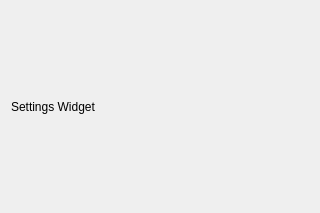
Old version of the form cbcui/ui/Settings.ui in the repository kipr/cbc.
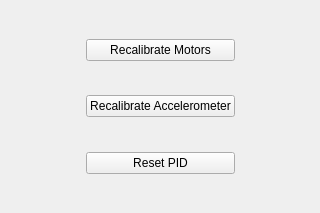
New version of the form.

What changed in the file:
```diff
--- a/cbcui/ui/Settings.ui
+++ b/cbcui/ui/Settings.ui
@@ -24,13 +24,109 @@
   <property name="windowTitle" >
    <string>Form</string>
   </property>
-  <layout class="QHBoxLayout" >
+  <layout class="QHBoxLayout" name="horizontalLayout">
    <item>
-    <widget class="QLabel" name="label" >
-     <property name="text" >
-      <string>Settings Widget</string>
+    <spacer name="horizontalSpacer">
+     <property name="orientation">
+      <enum>Qt::Horizontal</enum>
      </property>
-    </widget>
+     <property name="sizeHint" stdset="0">
+      <size>
+       <width>62</width>
+       <height>20</height>
+      </size>
+     </property>
+    </spacer>
+   </item>
+   <item>
+    <layout class="QVBoxLayout" name="verticalLayout">
+     <item>
+      <spacer name="verticalSpacer">
+       <property name="orientation">
+        <enum>Qt::Vertical</enum>
+       </property>
+       <property name="sizeHint" stdset="0">
+        <size>
+         <width>20</width>
+         <height>40</height>
+        </size>
+       </property>
+      </spacer>
+     </item>
+     <item>
+      <widget class="QPushButton" name="ui_recalibrateMotorsButton">
+       <property name="text">
+        <string>Recalibrate Motors</string>
+       </property>
+      </widget>
+     </item>
+     <item>
+      <spacer name="verticalSpacer_2">
+       <property name="orientation">
+        <enum>Qt::Vertical</enum>
+       </property>
+       <property name="sizeHint" stdset="0">
+        <size>
+         <width>20</width>
+         <height>40</height>
+        </size>
+       </property>
+      </spacer>
+     </item>
+     <item>
+      <widget class="QPushButton" name="ui_recalibrateAccelerometerButton">
+       <property name="text">
+        <string>Recalibrate Accelerometer</string>
+       </property>
+      </widget>
+     </item>
+     <item>
+      <spacer name="verticalSpacer_3">
+       <property name="orientation">
+        <enum>Qt::Vertical</enum>
+       </property>
+       <property name="sizeHint" stdset="0">
+        <size>
+         <width>20</width>
+         <height>40</height>
+        </size>
+       </property>
+      </spacer>
+     </item>
+     <item>
+      <widget class="QPushButton" name="ui_resetPID">
+       <property name="text">
+        <string>Reset PID</string>
+       </property>
+      </widget>
+     </item>
+     <item>
+      <spacer name="verticalSpacer_4">
+       <property name="orientation">
+        <enum>Qt::Vertical</enum>
+       </property>
+       <property name="sizeHint" stdset="0">
+        <size>
+         <width>20</width>
+         <height>40</height>
+        </size>
+       </property>
+      </spacer>
+     </item>
+    </layout>
+   </item>
+   <item>
+    <spacer name="horizontalSpacer_2">
+     <property name="orientation">
+      <enum>Qt::Horizontal</enum>
+     </property>
+     <property name="sizeHint" stdset="0">
+      <size>
+       <width>61</width>
+       <height>20</height>
+      </size>
+     </property>
+    </spacer>
    </item>
   </layout>
  </widget>
```
Left out of the diff: 13 changed lines with no effect on the pictures.
